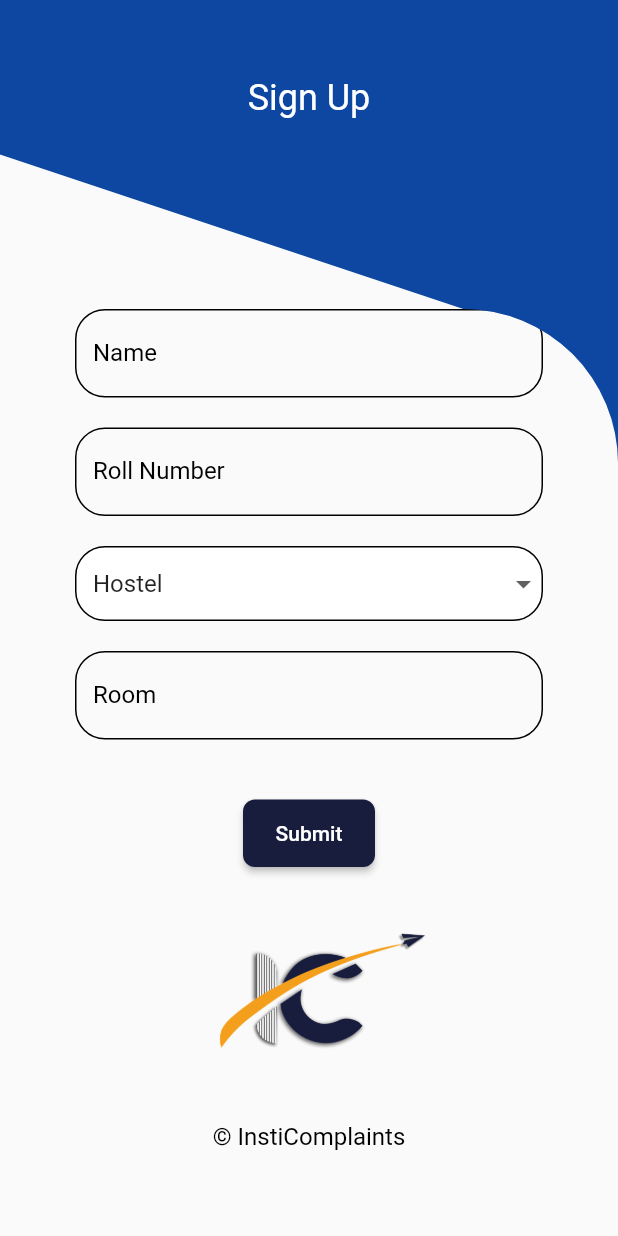
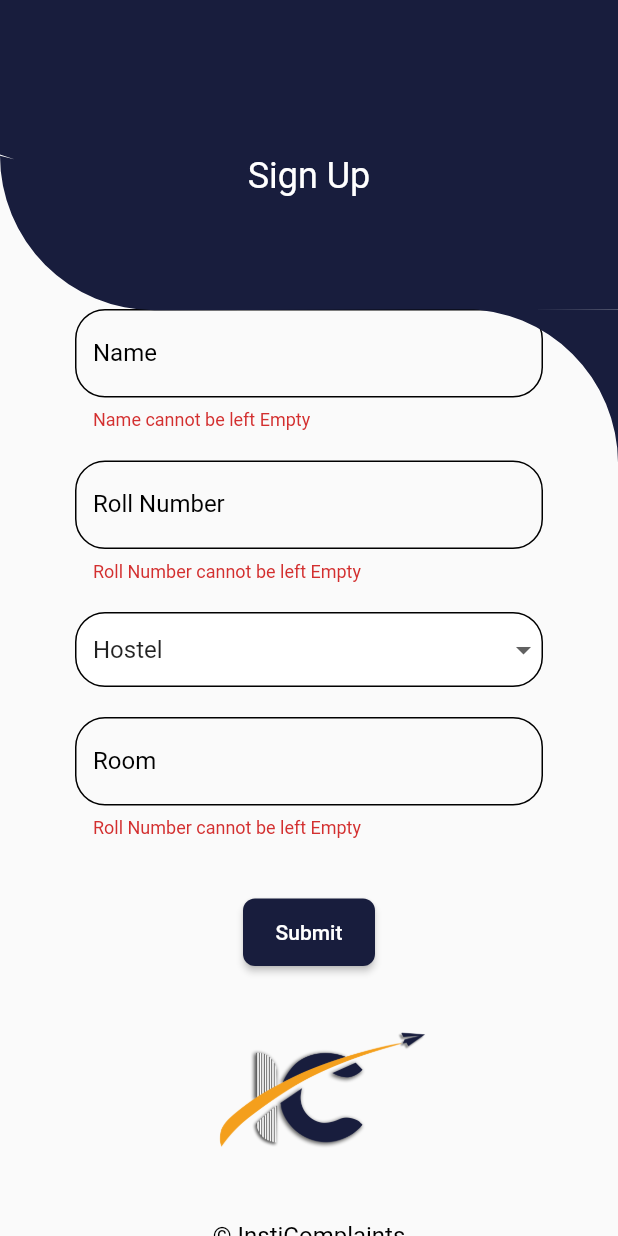
Before and after one commit to shubhanshu02/flutter_practice, a Flutter app: the screen it shows after launch, after a tap on "Submit", on a phone screen of 412 x 824 dp. Run offline on Flutter 3.47's test engine with Material 2 defaults, Android fonts, the phone set to English and light mode, and no system bars; our stand-ins replace bottom_navy_bar, flutter_svg; missing offline and left inert: adobe_xd.

Commit message:
Registration Page Changes

```diff
--- a/lib/main.dart
+++ b/lib/main.dart
@@ -52,9 +52,9 @@ class Clsa extends StatelessWidget {
                 clipper: CurveClipper(),
                 child: Container(
                   constraints: BoxConstraints.expand(),
-                  color: Colors.blue[900],
+                  color: Color(0xFF181D3D),
                   child: Column(children: [
-                    SizedBox(height: MediaQuery.of(context).size.height / 16),
+                    SizedBox(height: MediaQuery.of(context).size.height / 8),
                     Text(
                       'Sign Up',
                       style: Theme.of(context)
@@ -74,18 +74,23 @@ class CurveClipper extends CustomClipper<Path> {
   Path getClip(Size size) {
     Path path = Path()
       // set the "current point"
-      ..addArc(Rect.fromLTWH(0, 0, size.width / 4, size.width / 4), pi, -1.57)
-      ..lineTo(3* size.width / 4, size.width / 8)
+      ..lineTo(0, size.width / 4)
+      ..addArc(
+          Rect.fromLTWH(0, size.width / 512, size.width / 2, size.width / 2),
+          pi,
+          -pi / 2)
+      ..lineTo(4 * size.width / 4, size.width / 2)
       ..addArc(
           Rect.fromLTWH(2 * size.width / 4, size.width / 2, size.width / 2,
               size.width / 2),
-          pi + 1.57,
+          3.14 + 1.57,
           1.57)
       ..lineTo(size.width, 0)
       ..lineTo(0, 0)
       ..lineTo(0, size.width / 4);
     return path;
   }
+
   @override
   bool shouldReclip(oldCliper) => false;
 }
--- a/lib/register.dart
+++ b/lib/register.dart
@@ -3,35 +3,52 @@ import 'package:flutter/material.dart';
 // TODO: Controllers for Text Fields
 // TODO: Verification that none is empty
 
-class RegisterPage extends StatefulWidget {
-  @override
-  _RegisterPageState createState() => _RegisterPageState();
-}
-
-class _RegisterPageState extends State<RegisterPage> {
-  String hostelname;
+class RegisterPage extends StatelessWidget {
   @override
   Widget build(BuildContext context) {
     return Scaffold(
-
         body: Container(
             padding: EdgeInsets.symmetric(horizontal: 50),
+            child: ListView(children: [
+              SizedBox(height: MediaQuery.of(context).size.height / 4),
+              RegisterForm()
+            ])));
+  }
+}
 
-        child: ListView(
+class RegisterForm extends StatefulWidget {
+  @override
+  _RegisterFormState createState() => _RegisterFormState();
+}
+
+class _RegisterFormState extends State<RegisterForm> {
+  String hostelname;
+  final _formKey = GlobalKey<FormState>();
+  @override
+  Widget build(BuildContext context) {
+    return Form(
+      key: _formKey,
+      child: Column(
         children: [
-            SizedBox(
-              height: MediaQuery.of(context).size.height/4
-            ),
           Column(
             children: [
-                TextField(
+              TextFormField(
                 focusNode: FocusNode(),
+                validator: (value) {
+                  if (value.isEmpty) {
+                    return 'Name cannot be left Empty';
+                  }
+                  return null;
+                },
                 controller: TextEditingController(),
                 decoration: InputDecoration(
                     labelStyle: TextStyle(
                       color: Colors.black,
                     ),
                     labelText: 'Name',
+                    errorBorder: OutlineInputBorder(
+                        borderRadius: BorderRadius.all(Radius.circular(20)),
+                        borderSide: BorderSide(color: Colors.black)),
                     enabledBorder: OutlineInputBorder(
                         borderRadius: BorderRadius.all(Radius.circular(20)),
                         borderSide: BorderSide(color: Colors.black)),
@@ -42,7 +59,13 @@ class _RegisterPageState extends State<RegisterPage> {
               SizedBox(
                 height: 20,
               ),
-                TextField(
+              TextFormField(
+                validator: (value) {
+                  if (value.isEmpty) {
+                    return 'Roll Number cannot be left Empty';
+                  }
+                  return null;
+                },
                 focusNode: FocusNode(),
                 controller: TextEditingController(),
                 keyboardType: TextInputType.number,
@@ -50,6 +73,9 @@ class _RegisterPageState extends State<RegisterPage> {
                     labelStyle: TextStyle(
                       color: Colors.black,
                     ),
+                    errorBorder: OutlineInputBorder(
+                        borderRadius: BorderRadius.all(Radius.circular(20)),
+                        borderSide: BorderSide(color: Colors.black)),
                     labelText: 'Roll Number',
                     enabledBorder: OutlineInputBorder(
                         borderRadius: BorderRadius.all(Radius.circular(20)),
@@ -126,7 +152,13 @@ class _RegisterPageState extends State<RegisterPage> {
               SizedBox(
                 height: 20,
               ),
-                TextField(
+              TextFormField(
+                validator: (value) {
+                  if (value.isEmpty) {
+                    return 'Roll Number cannot be left Empty';
+                  }
+                  return null;
+                },
                 focusNode: FocusNode(),
                 keyboardType: TextInputType.number,
                 controller: TextEditingController(),
@@ -135,6 +167,9 @@ class _RegisterPageState extends State<RegisterPage> {
                       color: Colors.black,
                     ),
                     labelText: 'Room',
+                    errorBorder: OutlineInputBorder(
+                        borderRadius: BorderRadius.all(Radius.circular(20)),
+                        borderSide: BorderSide(color: Colors.black)),
                     enabledBorder: OutlineInputBorder(
                         borderRadius: BorderRadius.all(Radius.circular(20)),
                         borderSide: BorderSide(color: Colors.black)),
@@ -148,6 +183,16 @@ class _RegisterPageState extends State<RegisterPage> {
               SizedBox(
                 height: 45,
                 child: RaisedButton(
+                  onPressed: () {
+                    // Validate returns true if the form is valid, otherwise false.
+                    if (_formKey.currentState.validate()) {
+                      // If the form is valid, display a snackbar. In the real world,
+                      // you'd often call a server or save the information in a database.
+
+                      Scaffold.of(context).showSnackBar(
+                          SnackBar(content: Text('Processing Data')));
+                    }
+                  },
                   child: Text(
                     'Submit',
                     style: TextStyle(color: Colors.white, fontSize: 14),
@@ -157,7 +202,6 @@ class _RegisterPageState extends State<RegisterPage> {
                   ),
                   highlightElevation: 5,
                   color: Color(0xFF181D3D),
-                    onPressed: () {},
                 ),
               )
             ],
@@ -178,7 +222,6 @@ class _RegisterPageState extends State<RegisterPage> {
           )
         ],
       ),
-      ),
     );
   }
 }
```
Lines whose indentation alone changed are shown as unchanged.
